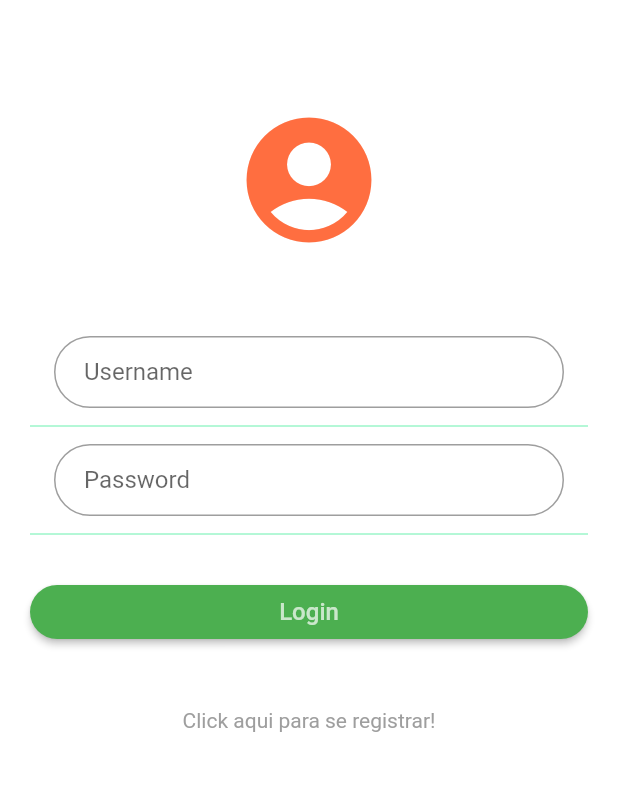
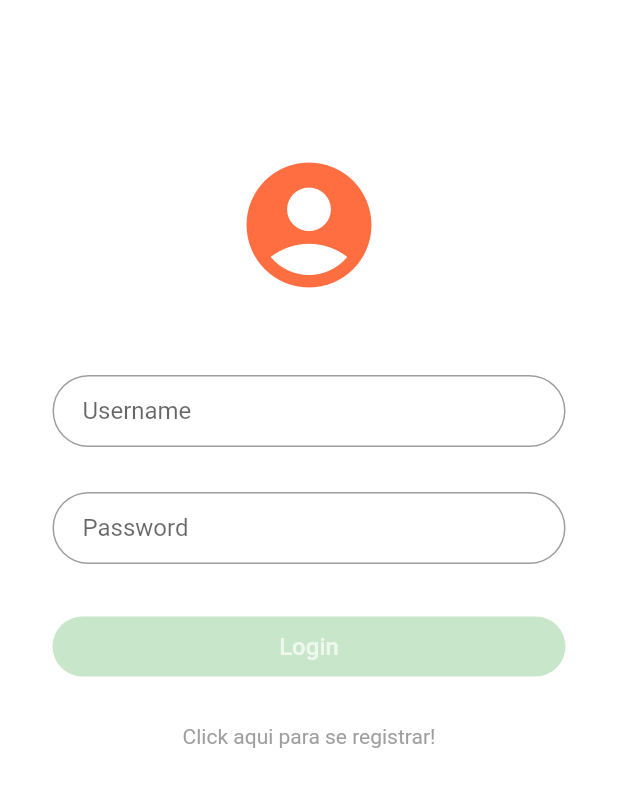
Before and after one commit to fabiodelgadopereira/FrontFlutter, a Flutter app: the screen it shows after launch, on a phone screen of 412 x 824 dp. Shown: the top 787 px of the screen. Run offline on Flutter 3.47's test engine with Material 2 defaults, Android fonts, the phone set to English and light mode, and no system bars; our stand-ins replace shared_preferences.

Commit message:
finalizando login

```diff
--- a/lib/login.dart
+++ b/lib/login.dart
@@ -1,75 +1,141 @@
+import 'dart:convert';
 
 import 'package:flutter/material.dart';
+import 'package:flutter/services.dart';
+import 'package:http/http.dart' as http;
+import 'package:shared_preferences/shared_preferences.dart';
 
-class Login extends StatelessWidget {
+import 'main.dart';
 
-  Widget _buildPageContent(BuildContext context) {
+class LoginPage extends StatefulWidget {
+  @override
+  _LoginPageState createState() => _LoginPageState();
+}
+
+class _LoginPageState extends State<LoginPage> {
+
+  bool _isLoading = false;
+
+  @override
+  Widget build(BuildContext context) {
+    SystemChrome.setSystemUIOverlayStyle(SystemUiOverlayStyle.light.copyWith(statusBarColor: Colors.transparent));
+    return Scaffold(
+      body: Container(
+         padding: EdgeInsets.all(20.0),
+        decoration: BoxDecoration(
+          color: Colors.white,
+        ),
+        child: _isLoading ? Center(child: CircularProgressIndicator()) : ListView(
+          children: <Widget>[
+            headerSection(),
+            textSection(),
+            buttonSection(),
+            signupSection(),
+          ],
+        ),
+      ),
+    );
+  }
+
+  signIn(String email, pass) async {
+    SharedPreferences sharedPreferences = await SharedPreferences.getInstance();
+    var url = "http://10.0.2.2:5003/api/Auth/login";
+    var  headers = {"Content-Type": "application/json","accept": "*/*" };
+    var data = jsonEncode({  'Username': email, 'Password': pass });
+
+
+    var jsonResponse = null;
+    var response = await http.post(url,headers:headers, body: data);
+    if(response.statusCode == 200) {
+      jsonResponse = json.decode(response.body);
+      if(jsonResponse != null) {
+        setState(() {
+          _isLoading = false;
+        });
+        sharedPreferences.setString("token", jsonResponse['token']);
+        Navigator.of(context).pushAndRemoveUntil(MaterialPageRoute(builder: (BuildContext context) => MainPage()), (Route<dynamic> route) => false);
+      }
+    }
+    else {
+      setState(() {
+        _isLoading = false;
+      });
+      print(response.body);
+    }
+  }
+
+  Container buttonSection() {
     return Container(
-      padding: EdgeInsets.all(20.0),
-      color: Colors.white,
-      child: ListView(
+      width: MediaQuery.of(context).size.width,
+      height: 40.0,
+      padding: EdgeInsets.symmetric(horizontal: 15.0),
+      margin: EdgeInsets.only(top: 15.0),
+      child: RaisedButton(
+        onPressed: emailController.text == "" || passwordController.text == "" ? null : () {
+          setState(() {
+            _isLoading = true;
+          });
+          signIn(emailController.text, passwordController.text);
+        },
+        shape: RoundedRectangleBorder(
+                        borderRadius:BorderRadius.circular(30.0)
+                      ),
+        color: Colors.green,
+        disabledColor: Colors.green[100],
+        child: Text('Login', style: TextStyle(color: Colors.white70, fontSize: 16.0)),
+      ),
+    );
+  }
+
+  final TextEditingController emailController = new TextEditingController();
+  final TextEditingController passwordController = new TextEditingController();
+
+  Container textSection() {
+    return Container(
+      padding: EdgeInsets.symmetric(horizontal: 15.0, vertical: 20.0),
+      child: Column(
         children: <Widget>[
-          Column(
-            children: <Widget>[
+          TextFormField(
+            controller: emailController,
+            cursorColor: Colors.white,
 
-              SizedBox(height: 50,),
-              Container(width: 200, child: Icon(Icons.account_circle,size: 100.0,color: Colors.deepOrangeAccent,),),
-              SizedBox(height: 50,),
-              ListTile(
-                title: TextField(
-                  style: TextStyle(color: Colors.white),
+            style: TextStyle(color: Colors.black),
             decoration: InputDecoration(
              hintText: 'Username',
         contentPadding: EdgeInsets.fromLTRB(20.0, 10.0, 20.0, 10.0),
         border: OutlineInputBorder(borderRadius: BorderRadius.circular(32.0)),
             ),
-                )
           ),
-              Divider(color: Colors.greenAccent,),
-              ListTile(
-                title: TextField(
+          SizedBox(height: 30.0),
+          TextFormField(
+            controller: passwordController,
+            cursorColor: Colors.white,
             obscureText: true,
-                  style: TextStyle(color: Colors.white),
+            style: TextStyle(color: Colors.black),
             decoration: InputDecoration(
               hintText: 'Password',
         contentPadding: EdgeInsets.fromLTRB(20.0, 10.0, 20.0, 10.0),
         border: OutlineInputBorder(borderRadius: BorderRadius.circular(32.0)),
             ),
-                )
-              ),
-              Divider(color: Colors.greenAccent,),
-              SizedBox(height: 20,),
-              Row(
-                children: <Widget>[
-                  Expanded(
-                    child: RaisedButton(
-                      onPressed: (){
-                        Navigator.pushReplacement(context, MaterialPageRoute(
-                          builder: (context) => Login()
-                        ));
-                      },
-                      shape: RoundedRectangleBorder(
-                        borderRadius:BorderRadius.circular(30.0)
-                      ),
-                      color: Colors.green,
-                      child: Text('Login', style: TextStyle(color: Colors.white70, fontSize: 16.0),),
-                    ),
-                  ),
-                ],
-              ),
-              SizedBox(height: 40,),
-              Text('Click aqui para se registrar!', style: TextStyle(color: Colors.grey.shade500),)
-            ],
           ),
         ],
       ),
     );
   }
 
-  @override
-    Widget build(BuildContext context) {
-      return Scaffold(
-        body: _buildPageContent(context),
+  Container headerSection() {
+    return Container(
+      margin: EdgeInsets.only(top: 50.0),
+      padding: EdgeInsets.symmetric(horizontal: 20.0, vertical: 30.0),
+      child: Icon(Icons.account_circle,size: 100.0,color: Colors.deepOrangeAccent,),
+    );
+  }
+    Container signupSection() {
+    return Container(
+       margin: EdgeInsets.only(top: 2.0),
+      padding: EdgeInsets.symmetric( vertical: 30.0),
+       child: Text('Click aqui para se registrar!',textAlign: TextAlign.center, style: TextStyle(color: Colors.grey.shade500)
+    ),
     );
   }
 }
--- a/pubspec.yaml
+++ b/pubspec.yaml
@@ -23,7 +23,8 @@ environment:
 dependencies:
   flutter:
     sdk: flutter
-
+  http: any
+  shared_preferences: any
 
   # The following adds the Cupertino Icons font to your application.
   # Use with the CupertinoIcons class for iOS style icons.
```
Also changed, not shown: lib/main.dart (+106 -4 lines), img/crud.png (added), img/home.png (added), img/login.png, pubspec.lock, 1 other file. Lines whose indentation alone changed are shown as unchanged.
